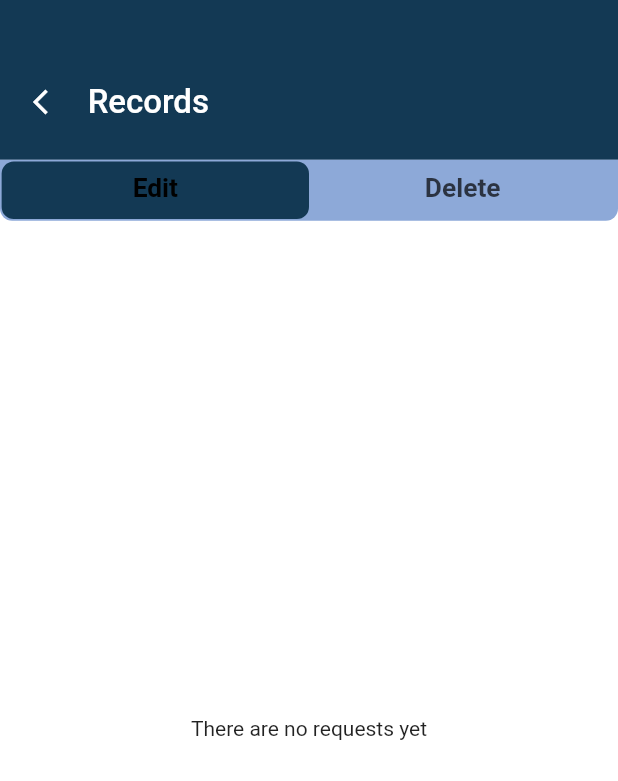
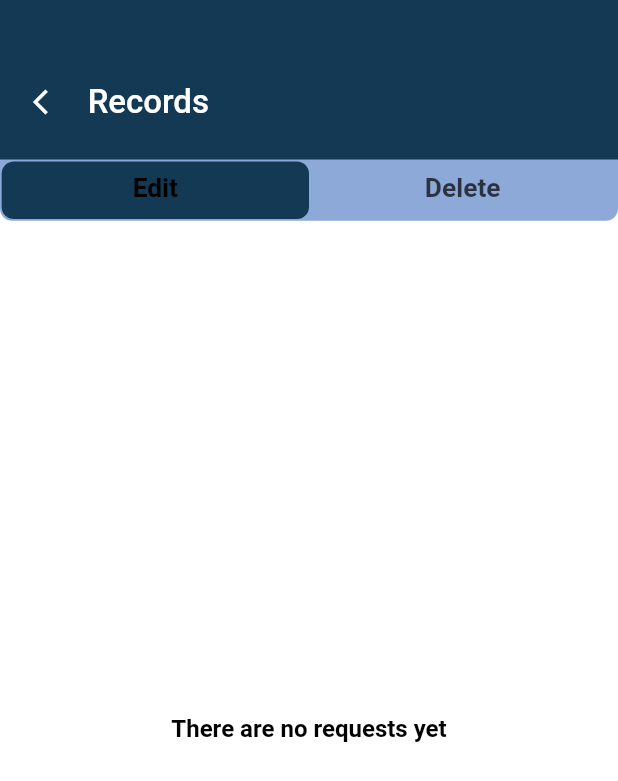
Before and after one commit to OmarKamal98/inventory, a Flutter app: the RecordsScreen screen opened directly, on a phone screen of 412 x 824 dp. Shown: the top 781 px of the screen. Run offline on Flutter 3.47's test engine with Material 2 defaults, Android fonts, the phone set to English and light mode, and no system bars; our stand-ins replace custom_refresh_indicator, dio, dotted_border, dropdown_button2, easy_localization, flutter_screenutil and 6 more; missing offline and left inert: flutter_barcode_scanner, syncfusion_flutter_xlsio; accounts and stored records are empty.

Commit message:
refresh edit

```diff
--- a/assets/language/ar.json
+++ b/assets/language/ar.json
@@ -76,6 +76,7 @@
   "noRequestYet": "لا توجد طلبات حتى الآن",
   "addCatNew": "تمت إضافة صنف جديد",
   "dontHaveRole": "ليس لديك الصلاحية لإضافة مسؤول",
-  "warning": "تحذير"
+  "warning": "تحذير",
+  "loding": "جار التحميل..."
 
 }
--- a/assets/language/en.json
+++ b/assets/language/en.json
@@ -76,6 +76,7 @@
   "noRequestYet": "There are no requests yet",
   "addCatNew": "A new category has been added",
   "dontHaveRole":"You do not have permission to add the administrator",
-  "warning": "Warning"
+  "warning": "Warning",
+  "loding": "Loding..."
 
 }
--- a/lib/ui/records_screen/delete_records.dart
+++ b/lib/ui/records_screen/delete_records.dart
@@ -94,7 +94,6 @@ class DeletedRecordScreen extends StatelessWidget {
                       provider.changeIsLoading();
                       provider.deleteItem(deleteRequest.categoryCode!);
                        Future.delayed(const Duration(seconds: 4), (){
-                         provider.deleteItem(deleteRequest.categoryCode!);
                         provider.changeIsLoading();
                         RouterClass.routerClass.popFunction();
                       });
--- a/lib/ui/records_screen/records_screen.dart
+++ b/lib/ui/records_screen/records_screen.dart
@@ -85,7 +85,23 @@ class RecordsScreen extends StatelessWidget {
                Expanded(
                  child: TabBarView(
                         children: [
-                         provider.allEditRequest!.isEmpty?Center(child: Text('noRequestYet'.tr()),) :
+                         provider.allEditRequest!.isEmpty?
+                         RefreshIndicator(
+                           child: Stack(
+                             children: <Widget>[
+                               Center(
+                                 child:Text('noRequestYet'.tr(),style: getBoldStyle(color: ColorManager.black,fontSize: FontSize.s16)),
+                               ),
+                               SizedBox(
+                                   height: 200.h,
+                                   child: ListView())
+                             ],
+                           ),
+                           onRefresh: () async{
+                             provider.getEditRequest();
+                           },
+                         )
+                             :
                          RefreshIndicator(
                            triggerMode: RefreshIndicatorTriggerMode.onEdge,
                            backgroundColor: ColorManager.primary,
@@ -99,7 +115,21 @@ class RecordsScreen extends StatelessWidget {
                                   return recordsWidget(provider.allEditRequest![index],context);
                                 }),
                          )
-                         , provider.allDeletedRequest!.isEmpty?Center(child: Text('noRequestYet'.tr()),):
+                         , provider.allDeletedRequest!.isEmpty?  RefreshIndicator(
+                            child: Stack(
+                              children: <Widget>[
+                                Center(
+                                  child:Text('noRequestYet'.tr(),style: getBoldStyle(color: ColorManager.black,fontSize: FontSize.s16)),
+                                ),
+                                SizedBox(
+                                    height: 200.h,
+                                    child: ListView())
+                              ],
+                            ),
+                            onRefresh: () async{
+                              provider.getDeleteRequest();
+                            },
+                          ):
                           RefreshIndicator(
                             triggerMode: RefreshIndicatorTriggerMode.onEdge,
                             backgroundColor: ColorManager.primary,
--- a/lib/ui/uesrs_screens/user_detail_screen.dart
+++ b/lib/ui/uesrs_screens/user_detail_screen.dart
@@ -4,6 +4,7 @@ import 'package:flutter_screenutil/flutter_screenutil.dart';
 import 'package:inventory/modle/users_app_model.dart';
 import 'package:inventory/resources/color_manager.dart';
 import 'package:inventory/resources/font_manager.dart';
+import 'package:inventory/resources/router_class.dart';
 import 'package:inventory/resources/styles_manager.dart';
 class UserDetailScreen extends StatelessWidget {
   UserDetailScreen({required this.usersApp});
@@ -32,7 +33,9 @@ class UserDetailScreen extends StatelessWidget {
                   mainAxisAlignment: MainAxisAlignment.start,
                   crossAxisAlignment: CrossAxisAlignment.center,
                   children: [
-                    Icon(Icons.arrow_back_ios,color: ColorManager.white,size: 20,),
+                    InkWell(
+                        onTap: ()=>RouterClass.routerClass.popFunction(),
+                        child: Icon(Icons.arrow_back_ios,color: ColorManager.white,size: 20,)),
                     SizedBox(width: 15.w,),
                     Text('userDetails'.tr(), style: getMediumStyle(
                         color: ColorManager.white, fontSize: FontSize.s22),),
```
Also changed, not shown: lib/ui/categories_list_screen/categories_ist_screen.dart (+12 -0 lines), lib/ui/records_screen/edit_record_screen.dart (+5 -14 lines), lib/ui/stocktaking_screen/admin_stocktaking_screen.dart (+47 -2 lines), lib/ui/stocktaking_screen/secand_adminstocktaking_screenOp.dart (+34 -2 lines), lib/ui/uesrs_screens/users_screen.dart (+16 -13 lines).
